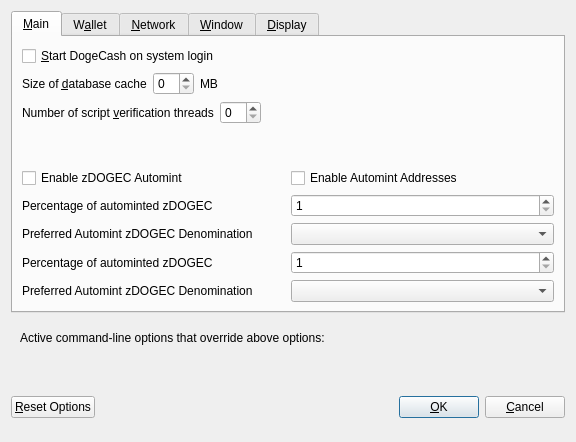
dogecash/dogecash-old, file src/qt/forms/optionsdialog.ui: the form before one commit.
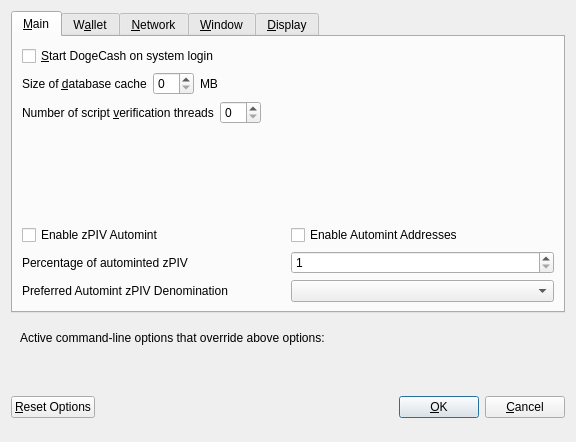
The form after the commit. The open tabs and pages were chosen to show the change. Custom widgets are drawn as their Qt base class.

The edit to the form file:
```diff
--- a/src/qt/forms/optionsdialog.ui
+++ b/src/qt/forms/optionsdialog.ui
@@ -147,7 +147,7 @@
                <enum>Qt::LeftToRight</enum>
               </property>
               <property name="text">
-               <string>Enable zDOGEC Automint</string>
+               <string>Enable zPIV Automint</string>
               </property>
              </widget>
             </item>
@@ -174,7 +174,7 @@
                <string>Percentage of incoming DOGEC which get automatically converted to zDOGEC via Zerocoin Protocol (min: 10%)</string>
               </property>
               <property name="text">
-               <string>Percentage of autominted zDOGEC</string>
+               <string>Percentage of autominted zPIV</string>
               </property>
              </widget>
             </item>
@@ -207,7 +207,7 @@
                <string>Wait with automatic conversion to Zerocoin until enough DOGEC for this denomination is available</string>
               </property>
               <property name="text">
-               <string>Preferred Automint zDOGEC Denomination</string>
+               <string>Preferred Automint zPIV Denomination</string>
               </property>
              </widget>
             </item>
@@ -235,72 +235,6 @@
          </layout>
         </widget>
        </item>
-       <item>
-        <layout class="QHBoxLayout" name="horizontalLayout_3">
-         <item>
-          <widget class="QLabel" name="percentage_label">
-           <property name="toolTip">
-            <string>Percentage of incoming DOGEC which get automatically converted to zDOGEC via Zerocoin Protocol (min: 10%)</string>
-           </property>
-           <property name="text">
-            <string>Percentage of autominted zDOGEC</string>
-           </property>
-          </widget>
-         </item>
-         <item>
-          <widget class="QSpinBox" name="zeromintPercentage">
-           <property name="minimum">
-            <number>1</number>
-           </property>
-           <property name="maximum">
-            <number>100</number>
-           </property>
-          </widget>
-         </item>
-        </layout>
-       </item>
-       <item>
-        <layout class="QHBoxLayout" name="horizontalLayout" stretch="0,0">
-         <property name="sizeConstraint">
-          <enum>QLayout::SetFixedSize</enum>
-         </property>
-         <item>
-          <widget class="QLabel" name="labelPreferredDenom">
-           <property name="maximumSize">
-            <size>
-             <width>16777215</width>
-             <height>16777215</height>
-            </size>
-           </property>
-           <property name="toolTip">
-            <string>Wait with automatic conversion to Zerocoin until enough DOGEC for this denomination is available</string>
-           </property>
-           <property name="text">
-            <string>Preferred Automint zDOGEC Denomination</string>
-           </property>
-          </widget>
-         </item>
-         <item>
-          <widget class="QComboBox" name="preferredDenom">
-           <property name="maximumSize">
-            <size>
-             <width>16777215</width>
-             <height>27</height>
-            </size>
-           </property>
-           <property name="toolTip">
-            <string>Wait with automatic conversion to Zerocoin until enough DOGEC for this denomination is available</string>
-           </property>
-           <property name="maxVisibleItems">
-            <number>9</number>
-           </property>
-           <property name="maxCount">
-            <number>9</number>
-           </property>
-          </widget>
-         </item>
-        </layout>
-       </item>
       </layout>
      </widget>
      <widget class="QWidget" name="tabWallet">
```
Left out of the diff: 35 changed lines with no effect on the pictures. Lines whose indentation alone changed are shown as unchanged.
